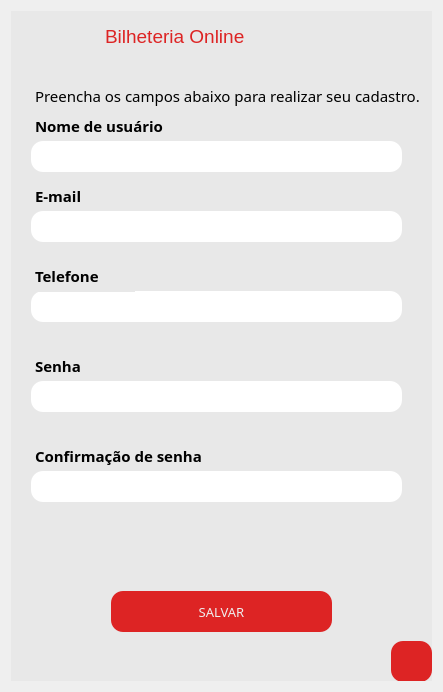
First picture: the form in telas/tela_cadastroAdm.ui, repository ClaraFontes/bilheteria-digital, before the edit.
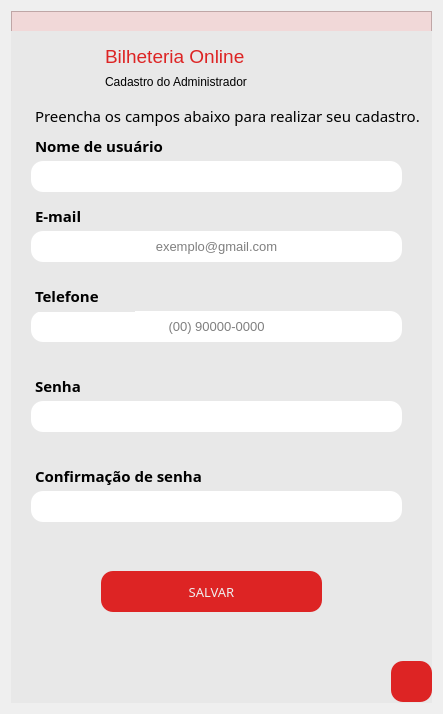
Second picture: the form after the edit. Icons and pictures are not drawn.

Commit message: edição nas telas de cadastro.

What changed in the file:
```diff
--- a/telas/tela_cadastroAdm.ui
+++ b/telas/tela_cadastroAdm.ui
@@ -7,7 +7,7 @@
     <x>0</x>
     <y>0</y>
     <width>443</width>
-    <height>692</height>
+    <height>714</height>
    </rect>
   </property>
   <property name="windowTitle">
@@ -16,6 +16,21 @@
   <layout class="QHBoxLayout" name="horizontalLayout">
    <item>
     <widget class="QFrame" name="frame">
+     <property name="frameShape">
+      <enum>QFrame::StyledPanel</enum>
+     </property>
+     <property name="frameShadow">
+      <enum>QFrame::Raised</enum>
+     </property>
+     <widget class="QFrame" name="frame_2">
+      <property name="geometry">
+       <rect>
+        <x>0</x>
+        <y>20</y>
+        <width>425</width>
+        <height>674</height>
+       </rect>
+      </property>
      <property name="styleSheet">
       <string notr="true">background-color: rgb(232, 232, 232);</string>
      </property>
@@ -31,8 +46,8 @@
       </property>
       <property name="geometry">
        <rect>
-        <x>100</x>
-        <y>580</y>
+         <x>90</x>
+         <y>540</y>
         <width>221</width>
         <height>41</height>
        </rect>
@@ -106,7 +121,7 @@
        <string>&lt;!DOCTYPE HTML PUBLIC &quot;-//W3C//DTD HTML 4.0//EN&quot; &quot;http://www.w3.org/TR/REC-html40/strict.dtd&quot;&gt;
 &lt;html&gt;&lt;head&gt;&lt;meta name=&quot;qrichtext&quot; content=&quot;1&quot; /&gt;&lt;style type=&quot;text/css&quot;&gt;
 p, li { white-space: pre-wrap; }
-&lt;/style&gt;&lt;/head&gt;&lt;body style=&quot; font-family:'Arial Rounded MT Bold'; font-size:7.8pt; font-weight:400; font-style:normal;&quot;&gt;
+&lt;/style&gt;&lt;/head&gt;&lt;body style=&quot; font-family:'Arial Rounded MT Bold'; font-size:8.25pt; font-weight:400; font-style:normal;&quot;&gt;
 &lt;p style=&quot; margin-top:0px; margin-bottom:0px; margin-left:0px; margin-right:0px; -qt-block-indent:0; text-indent:0px;&quot;&gt;&lt;span style=&quot; font-family:'MS Shell Dlg 2'; font-size:11pt;&quot;&gt;Preencha os campos abaixo para realizar seu cadastro.&lt;/span&gt;&lt;/p&gt;&lt;/body&gt;&lt;/html&gt;</string>
       </property>
      </widget>
@@ -155,7 +170,7 @@
        <string>&lt;!DOCTYPE HTML PUBLIC &quot;-//W3C//DTD HTML 4.0//EN&quot; &quot;http://www.w3.org/TR/REC-html40/strict.dtd&quot;&gt;
 &lt;html&gt;&lt;head&gt;&lt;meta name=&quot;qrichtext&quot; content=&quot;1&quot; /&gt;&lt;style type=&quot;text/css&quot;&gt;
 p, li { white-space: pre-wrap; }
-&lt;/style&gt;&lt;/head&gt;&lt;body style=&quot; font-family:'Arial Rounded MT Bold'; font-size:7.8pt; font-weight:400; font-style:normal;&quot;&gt;
+&lt;/style&gt;&lt;/head&gt;&lt;body style=&quot; font-family:'Arial Rounded MT Bold'; font-size:8.25pt; font-weight:400; font-style:normal;&quot;&gt;
 &lt;p style=&quot; margin-top:0px; margin-bottom:0px; margin-left:0px; margin-right:0px; -qt-block-indent:0; text-indent:0px;&quot;&gt;&lt;span style=&quot; font-family:'MS Shell Dlg 2'; font-size:11pt; font-weight:600;&quot;&gt;Nome de usuário&lt;/span&gt;&lt;/p&gt;&lt;/body&gt;&lt;/html&gt;</string>
       </property>
      </widget>
@@ -180,7 +195,7 @@
        <string>&lt;!DOCTYPE HTML PUBLIC &quot;-//W3C//DTD HTML 4.0//EN&quot; &quot;http://www.w3.org/TR/REC-html40/strict.dtd&quot;&gt;
 &lt;html&gt;&lt;head&gt;&lt;meta name=&quot;qrichtext&quot; content=&quot;1&quot; /&gt;&lt;style type=&quot;text/css&quot;&gt;
 p, li { white-space: pre-wrap; }
-&lt;/style&gt;&lt;/head&gt;&lt;body style=&quot; font-family:'Arial Rounded MT Bold'; font-size:7.8pt; font-weight:400; font-style:normal;&quot;&gt;
+&lt;/style&gt;&lt;/head&gt;&lt;body style=&quot; font-family:'Arial Rounded MT Bold'; font-size:8.25pt; font-weight:400; font-style:normal;&quot;&gt;
 &lt;p style=&quot; margin-top:0px; margin-bottom:0px; margin-left:0px; margin-right:0px; -qt-block-indent:0; text-indent:0px;&quot;&gt;&lt;span style=&quot; font-family:'MS Shell Dlg 2'; font-size:11pt; font-weight:600;&quot;&gt;Senha&lt;/span&gt;&lt;/p&gt;&lt;/body&gt;&lt;/html&gt;</string>
       </property>
      </widget>
@@ -201,7 +216,7 @@
        <string>&lt;!DOCTYPE HTML PUBLIC &quot;-//W3C//DTD HTML 4.0//EN&quot; &quot;http://www.w3.org/TR/REC-html40/strict.dtd&quot;&gt;
 &lt;html&gt;&lt;head&gt;&lt;meta name=&quot;qrichtext&quot; content=&quot;1&quot; /&gt;&lt;style type=&quot;text/css&quot;&gt;
 p, li { white-space: pre-wrap; }
-&lt;/style&gt;&lt;/head&gt;&lt;body style=&quot; font-family:'MS Shell Dlg 2'; font-size:7.8pt; font-weight:400; font-style:normal;&quot;&gt;
+&lt;/style&gt;&lt;/head&gt;&lt;body style=&quot; font-family:'MS Shell Dlg 2'; font-size:8.25pt; font-weight:400; font-style:normal;&quot;&gt;
 &lt;p style=&quot; margin-top:0px; margin-bottom:0px; margin-left:0px; margin-right:0px; -qt-block-indent:0; text-indent:0px;&quot;&gt;&lt;span style=&quot; font-size:14pt;&quot;&gt;Bilheteria Online&lt;/span&gt;&lt;/p&gt;&lt;/body&gt;&lt;/html&gt;</string>
       </property>
      </widget>
@@ -227,6 +242,9 @@
       <property name="alignment">
        <set>Qt::AlignCenter</set>
       </property>
+       <property name="placeholderText">
+        <string>exemplo@gmail.com</string>
+       </property>
      </widget>
      <widget class="QLineEdit" name="telefoneAdm">
       <property name="geometry">
@@ -250,6 +268,9 @@
       <property name="alignment">
        <set>Qt::AlignCenter</set>
       </property>
+       <property name="placeholderText">
+        <string>(00) 90000-0000</string>
+       </property>
      </widget>
      <widget class="QLineEdit" name="senhaAdm">
       <property name="geometry">
@@ -302,7 +323,7 @@
        <string>&lt;!DOCTYPE HTML PUBLIC &quot;-//W3C//DTD HTML 4.0//EN&quot; &quot;http://www.w3.org/TR/REC-html40/strict.dtd&quot;&gt;
 &lt;html&gt;&lt;head&gt;&lt;meta name=&quot;qrichtext&quot; content=&quot;1&quot; /&gt;&lt;style type=&quot;text/css&quot;&gt;
 p, li { white-space: pre-wrap; }
-&lt;/style&gt;&lt;/head&gt;&lt;body style=&quot; font-family:'Arial Rounded MT Bold'; font-size:7.8pt; font-weight:400; font-style:normal;&quot;&gt;
+&lt;/style&gt;&lt;/head&gt;&lt;body style=&quot; font-family:'Arial Rounded MT Bold'; font-size:8.25pt; font-weight:400; font-style:normal;&quot;&gt;
 &lt;p style=&quot; margin-top:0px; margin-bottom:0px; margin-left:0px; margin-right:0px; -qt-block-indent:0; text-indent:0px;&quot;&gt;&lt;span style=&quot; font-family:'MS Shell Dlg 2'; font-size:11pt; font-weight:600;&quot;&gt;E-mail&lt;/span&gt;&lt;/p&gt;&lt;/body&gt;&lt;/html&gt;</string>
       </property>
      </widget>
@@ -327,7 +348,7 @@
        <string>&lt;!DOCTYPE HTML PUBLIC &quot;-//W3C//DTD HTML 4.0//EN&quot; &quot;http://www.w3.org/TR/REC-html40/strict.dtd&quot;&gt;
 &lt;html&gt;&lt;head&gt;&lt;meta name=&quot;qrichtext&quot; content=&quot;1&quot; /&gt;&lt;style type=&quot;text/css&quot;&gt;
 p, li { white-space: pre-wrap; }
-&lt;/style&gt;&lt;/head&gt;&lt;body style=&quot; font-family:'Arial Rounded MT Bold'; font-size:7.8pt; font-weight:400; font-style:normal;&quot;&gt;
+&lt;/style&gt;&lt;/head&gt;&lt;body style=&quot; font-family:'Arial Rounded MT Bold'; font-size:8.25pt; font-weight:400; font-style:normal;&quot;&gt;
 &lt;p style=&quot; margin-top:0px; margin-bottom:0px; margin-left:0px; margin-right:0px; -qt-block-indent:0; text-indent:0px;&quot;&gt;&lt;span style=&quot; font-family:'MS Shell Dlg 2'; font-size:11pt; font-weight:600;&quot;&gt;Confirmação de senha&lt;/span&gt;&lt;/p&gt;&lt;/body&gt;&lt;/html&gt;</string>
       </property>
      </widget>
@@ -352,7 +373,7 @@
        <string>&lt;!DOCTYPE HTML PUBLIC &quot;-//W3C//DTD HTML 4.0//EN&quot; &quot;http://www.w3.org/TR/REC-html40/strict.dtd&quot;&gt;
 &lt;html&gt;&lt;head&gt;&lt;meta name=&quot;qrichtext&quot; content=&quot;1&quot; /&gt;&lt;style type=&quot;text/css&quot;&gt;
 p, li { white-space: pre-wrap; }
-&lt;/style&gt;&lt;/head&gt;&lt;body style=&quot; font-family:'Arial Rounded MT Bold'; font-size:7.8pt; font-weight:400; font-style:normal;&quot;&gt;
+&lt;/style&gt;&lt;/head&gt;&lt;body style=&quot; font-family:'Arial Rounded MT Bold'; font-size:8.25pt; font-weight:400; font-style:normal;&quot;&gt;
 &lt;p style=&quot; margin-top:0px; margin-bottom:0px; margin-left:0px; margin-right:0px; -qt-block-indent:0; text-indent:0px;&quot;&gt;&lt;span style=&quot; font-family:'MS Shell Dlg 2'; font-size:11pt; font-weight:600;&quot;&gt;Telefone&lt;/span&gt;&lt;/p&gt;&lt;/body&gt;&lt;/html&gt;</string>
       </property>
      </widget>
@@ -429,17 +450,32 @@
        </size>
       </property>
      </widget>
-     <widget class="QLineEdit" name="textoErro2">
+      <widget class="QTextEdit" name="textEdit">
       <property name="geometry">
        <rect>
-        <x>70</x>
-        <y>520</y>
-        <width>271</width>
+         <x>90</x>
+         <y>40</y>
+         <width>171</width>
         <height>31</height>
        </rect>
       </property>
+       <property name="font">
+        <font>
+         <family>Arial</family>
+        </font>
+       </property>
       <property name="styleSheet">
-       <string notr="true">border: none;</string>
+        <string notr="true">border: none;
+font-family: Arial;
+
+</string>
+       </property>
+       <property name="html">
+        <string>&lt;!DOCTYPE HTML PUBLIC &quot;-//W3C//DTD HTML 4.0//EN&quot; &quot;http://www.w3.org/TR/REC-html40/strict.dtd&quot;&gt;
+&lt;html&gt;&lt;head&gt;&lt;meta name=&quot;qrichtext&quot; content=&quot;1&quot; /&gt;&lt;style type=&quot;text/css&quot;&gt;
+p, li { white-space: pre-wrap; }
+&lt;/style&gt;&lt;/head&gt;&lt;body style=&quot; font-family:'Arial'; font-size:8.25pt; font-weight:400; font-style:normal;&quot;&gt;
+&lt;p style=&quot; margin-top:0px; margin-bottom:0px; margin-left:0px; margin-right:0px; -qt-block-indent:0; text-indent:0px;&quot;&gt;&lt;span style=&quot; font-family:'MS Shell Dlg 2'; font-size:9pt;&quot;&gt;Cadastro do Administrador&lt;/span&gt;&lt;/p&gt;&lt;/body&gt;&lt;/html&gt;</string>
       </property>
      </widget>
      <zorder>texto_infoAdm</zorder>
@@ -457,7 +493,34 @@
      <zorder>texto_telefoneAdm</zorder>
      <zorder>confirmasenhaAdm</zorder>
      <zorder>bt_voltarcadastroAdm</zorder>
-     <zorder>textoErro2</zorder>
+      <zorder>textEdit</zorder>
+     </widget>
+     <widget class="QLineEdit" name="erro">
+      <property name="geometry">
+       <rect>
+        <x>-8</x>
+        <y>0</y>
+        <width>441</width>
+        <height>20</height>
+       </rect>
+      </property>
+      <property name="font">
+       <font>
+        <family>Arial Unicode MS</family>
+        <pointsize>9</pointsize>
+        <weight>75</weight>
+        <italic>true</italic>
+        <bold>true</bold>
+       </font>
+      </property>
+      <property name="styleSheet">
+       <string notr="true">border: none;
+background-color:rgba(255,0,0,0.1)</string>
+      </property>
+      <property name="alignment">
+       <set>Qt::AlignCenter</set>
+      </property>
+     </widget>
     </widget>
    </item>
   </layout>
```
Lines whose indentation alone changed are shown as unchanged. The commit also changes 1 other file.
